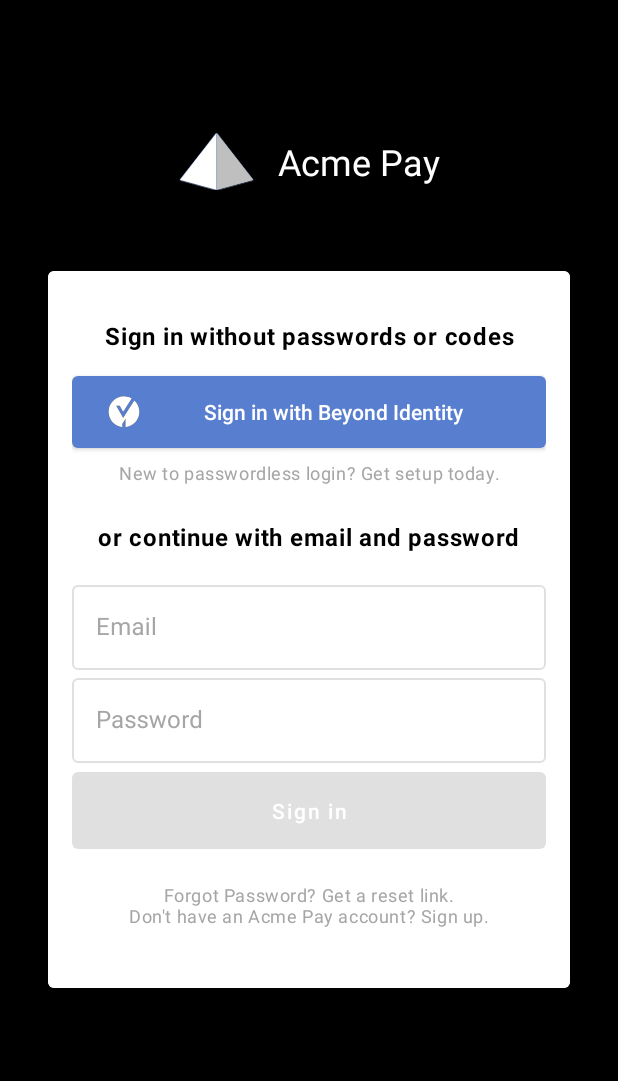
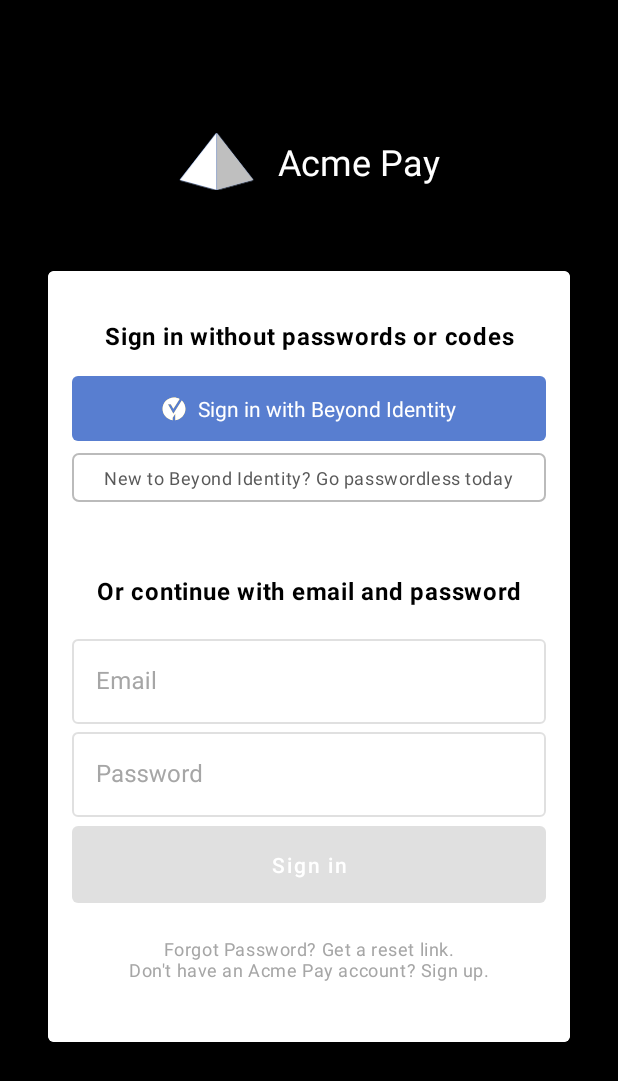
Before and after one commit to gobeyondidentity/bi-sdk-android, an Android app: the screen it shows after launch (SignInActivity), on a phone screen of 412 x 824 dp. Shown: the top 1081 px of the screen. Run offline under Robolectric (Android 15) with nearby library versions, the phone set to English and light mode, and no system bars.

Commit message:
Make changes to the auth view

```diff
--- a/app/src/main/java/com/beyondidentity/authenticator/sdk/android/SignInActivity.kt
+++ b/app/src/main/java/com/beyondidentity/authenticator/sdk/android/SignInActivity.kt
@@ -2,17 +2,17 @@ package com.beyondidentity.authenticator.sdk.android
 
 import androidx.appcompat.app.AppCompatActivity
 import android.os.Bundle
-import com.beyondidentity.authenticator.sdk.AuthenticatorSignInButton
+import com.beyondidentity.authenticator.sdk.AuthView
 
 class SignInActivity : AppCompatActivity() {
     override fun onCreate(savedInstanceState: Bundle?) {
         super.onCreate(savedInstanceState)
         setContentView(R.layout.activity_main)
-        val logInButton = findViewById<AuthenticatorSignInButton>(R.id.my_login_button)
+//        val logInButton = findViewById<AuthView>(R.id.my_login_button)
 
-        logInButton.setPasswordlessLogInListener(
-            loginUrl = "$ACME_CLOUD_URL/start",
-            redirectUrl = "${getString(R.string.app_scheme)}://${getString(R.string.app_host)}",
-        )
+//        logInButton.setPasswordlessLogInListener(
+//            loginUrl = "$ACME_CLOUD_URL/start",
+//            redirectUrl = "${getString(R.string.app_scheme)}://${getString(R.string.app_host)}",
+//        )
     }
 }
--- a/app/src/main/res/layout/activity_main.xml
+++ b/app/src/main/res/layout/activity_main.xml
@@ -70,34 +70,22 @@
                 app:layout_constraintStart_toStartOf="parent"
                 app:layout_constraintTop_toTopOf="parent" />
 
-            <com.beyondidentity.authenticator.sdk.AuthenticatorSignInButton
+            <com.beyondidentity.authenticator.sdk.AuthView
                 android:id="@+id/my_login_button"
                 android:layout_width="match_parent"
                 android:layout_height="wrap_content"
                 android:layout_marginTop="16dp"
                 app:layout_constraintLeft_toLeftOf="parent"
                 app:layout_constraintRight_toRightOf="parent"
-                app:layout_constraintTop_toBottomOf="@id/sign_in_sign_in_no_password"
-                tools:text="@string/authenticator_sign_in_with_beyond_identity" />
+                app:layout_constraintTop_toBottomOf="@id/sign_in_sign_in_no_password"/>
 
-            <com.google.android.material.textview.MaterialTextView
-                android:id="@+id/sign_in_new"
-                android:layout_width="wrap_content"
-                android:layout_height="wrap_content"
-                android:layout_marginTop="8dp"
-                android:text="New to passwordless login? Get setup today."
-                android:textAppearance="@style/TextAppearance.MaterialComponents.Caption"
-                android:textColor="@color/gray"
-                app:layout_constraintEnd_toEndOf="parent"
-                app:layout_constraintStart_toStartOf="parent"
-                app:layout_constraintTop_toBottomOf="@id/my_login_button" />
 
             <com.google.android.material.textview.MaterialTextView
                 android:id="@+id/sign_in_or_with_pass"
                 android:layout_width="wrap_content"
                 android:layout_height="wrap_content"
                 android:layout_marginTop="48dp"
-                android:text="or continue with email and password"
+                android:text="Or continue with email and password"
                 android:textAppearance="@style/TextAppearance.MaterialComponents.Body1"
                 android:textColor="@color/black"
                 android:textStyle="bold"
--- a/authenticator-sdk-android/build.gradle
+++ b/authenticator-sdk-android/build.gradle
@@ -41,7 +41,8 @@ dependencies {
     implementation "org.jetbrains.kotlin:kotlin-stdlib:$kotlin_version"
     implementation 'androidx.core:core-ktx:1.3.2'
     implementation 'androidx.appcompat:appcompat:1.2.0'
-    implementation 'com.google.android.material:material:1.3.0'
+    implementation "androidx.browser:browser:1.3.0"
+    implementation 'androidx.constraintlayout:constraintlayout:2.0.4'
     testImplementation 'junit:junit:4.13.2'
     androidTestImplementation 'androidx.test.ext:junit:1.1.2'
     androidTestImplementation 'androidx.test.espresso:espresso-core:3.3.0'
--- /dev/null
+++ b/authenticator-sdk-android/src/main/java/com/beyondidentity/authenticator/sdk/AuthView.kt
@@ -0,0 +1,47 @@
+package com.beyondidentity.authenticator.sdk
+
+import android.content.Context
+import android.util.AttributeSet
+import android.widget.LinearLayout
+import androidx.constraintlayout.widget.ConstraintLayout
+
+class AuthView : LinearLayout {
+    private lateinit var loginButton: ConstraintLayout
+    private lateinit var signupButton: ConstraintLayout
+
+    constructor(context: Context) : super(context) {
+        initView()
+    }
+
+    constructor(
+        context: Context,
+        attrs: AttributeSet?
+    ) : super(context, attrs) {
+        initView()
+    }
+
+    constructor(
+        context: Context,
+        attrs: AttributeSet?,
+        defStyleAttr: Int
+    ) : super(context, attrs, defStyleAttr) {
+        initView()
+    }
+
+    private fun initView() {
+        inflate(context, R.layout.auth_view, this)
+
+        loginButton = findViewById(R.id.auth_view_sign_in)
+        signupButton = findViewById(R.id.auth_view_sign_up)
+    }
+
+    //    fun setPasswordlessLogInListener(loginUrl: String, redirectUrl: String) {
+    //        setOnClickListener {
+    //            val url = "$loginUrl?redirect=$redirectUrl"
+    //            val builder = CustomTabsIntent.Builder()
+    //
+    //            val customTabsIntent = builder.build()
+    //            customTabsIntent.launchUrl(context, Uri.parse(url))
+    //        }
+    //    }
+}
--- a/authenticator-sdk-android/src/main/java/com/beyondidentity/authenticator/sdk/AuthenticatorSignInButton.kt
+++ /dev/null
@@ -1,43 +0,0 @@
-package com.beyondidentity.authenticator.sdk
-
-import android.content.Context
-import android.content.Intent
-import android.net.Uri
-import android.util.AttributeSet
-import androidx.appcompat.widget.AppCompatButton
-import androidx.core.content.ContextCompat
-
-class AuthenticatorSignInButton : AppCompatButton {
-    constructor(context: Context) : super(context)
-    constructor(context: Context, attrs: AttributeSet?) : super(context, attrs)
-    constructor(context: Context, attrs: AttributeSet?, defStyleAttr: Int) : super(
-        context,
-        attrs,
-        defStyleAttr
-    )
-
-    init {
-        text = context.getString(R.string.authenticator_sign_in_with_beyond_identity)
-        setTextColor(context.getColor(android.R.color.white))
-        background = ContextCompat.getDrawable(context, R.drawable.authenticator_sign_in_background)
-        isAllCaps = false
-        setCompoundDrawablesWithIntrinsicBounds(
-            ContextCompat.getDrawable(context, R.drawable.ic_beyond_identity_icon),
-            null,
-            null,
-            null
-        )
-        compoundDrawablePadding = 16
-    }
-
-    fun setPasswordlessLogInListener(loginUrl: String, redirectUrl: String) {
-        setOnClickListener {
-            context.startActivity(
-                Intent(
-                    Intent.ACTION_VIEW,
-                    Uri.parse("$loginUrl?redirect=$redirectUrl")
-                )
-            )
-        }
-    }
-}
--- /dev/null
+++ b/authenticator-sdk-android/src/main/res/drawable/primary_text_background.xml
@@ -0,0 +1,9 @@
+<ripple xmlns:android="http://schemas.android.com/apk/res/android"
+    android:color="?attr/colorControlHighlight">
+    <item android:id="@android:id/background">
+        <shape>
+            <solid android:color="@color/authenticator_primary" />
+            <corners android:radius="4dp" />
+        </shape>
+    </item>
+</ripple>
--- /dev/null
+++ b/authenticator-sdk-android/src/main/res/drawable/secondary_text_background.xml
@@ -0,0 +1,14 @@
+<?xml version="1.0" encoding="utf-8"?>
+<ripple xmlns:android="http://schemas.android.com/apk/res/android"
+    android:color="?attr/colorControlHighlight">
+    <item android:id="@android:id/background">
+        <shape>
+            <solid android:color="@android:color/transparent" />
+            <stroke
+                android:width="1dp"
+                android:color="#BBBBBB" />
+
+            <corners android:radius="4dp" />
+        </shape>
+    </item>
+</ripple>
--- /dev/null
+++ b/authenticator-sdk-android/src/main/res/layout/auth_view.xml
@@ -0,0 +1,89 @@
+<?xml version="1.0" encoding="utf-8"?>
+<androidx.constraintlayout.widget.ConstraintLayout xmlns:android="http://schemas.android.com/apk/res/android"
+    xmlns:app="http://schemas.android.com/apk/res-auto"
+    android:layout_width="match_parent"
+    android:layout_height="wrap_content">
+
+    <androidx.constraintlayout.widget.ConstraintLayout
+        android:id="@+id/auth_view_sign_in"
+        android:layout_width="match_parent"
+        android:layout_height="wrap_content"
+        android:background="@drawable/primary_text_background"
+        android:clickable="true"
+        android:focusable="true"
+        android:foreground="?android:attr/selectableItemBackgroundBorderless"
+        android:gravity="center"
+        android:orientation="horizontal"
+        android:padding="12dp"
+        app:layout_constraintEnd_toEndOf="parent"
+        app:layout_constraintStart_toStartOf="parent"
+        app:layout_constraintTop_toTopOf="parent">
+
+        <androidx.appcompat.widget.AppCompatImageView
+            android:id="@+id/auth_view_sign_in_ic"
+            android:layout_width="16dp"
+            android:layout_height="16dp"
+            android:layout_marginEnd="8dp"
+            app:layout_constraintBottom_toBottomOf="parent"
+            app:layout_constraintEnd_toStartOf="@+id/auth_view_sign_in_text"
+            app:layout_constraintHorizontal_chainStyle="packed"
+            app:layout_constraintStart_toStartOf="parent"
+            app:layout_constraintTop_toTopOf="parent"
+            app:layout_constraintVertical_chainStyle="packed"
+            app:srcCompat="@drawable/ic_beyond_identity_icon" />
+
+        <androidx.appcompat.widget.AppCompatTextView
+            android:id="@+id/auth_view_sign_in_text"
+            android:layout_width="wrap_content"
+            android:layout_height="match_parent"
+            android:text="@string/authenticator_sign_in_with_beyond_identity"
+            android:textColor="#fff"
+            app:layout_constraintBottom_toBottomOf="parent"
+            app:layout_constraintEnd_toEndOf="parent"
+            app:layout_constraintStart_toEndOf="@+id/auth_view_sign_in_ic"
+            app:layout_constraintTop_toTopOf="parent"
+            app:layout_constraintVertical_chainStyle="packed" />
+    </androidx.constraintlayout.widget.ConstraintLayout>
+
+    <androidx.constraintlayout.widget.ConstraintLayout
+        android:id="@+id/auth_view_sign_up"
+        android:layout_width="match_parent"
+        android:layout_height="wrap_content"
+        android:layout_marginTop="8dp"
+        android:background="@drawable/secondary_text_background"
+        android:clickable="true"
+        android:focusable="true"
+        android:foreground="?android:attr/selectableItemBackgroundBorderless"
+        android:padding="8dp"
+        app:layout_constraintEnd_toEndOf="parent"
+        app:layout_constraintStart_toStartOf="parent"
+        app:layout_constraintTop_toBottomOf="@id/auth_view_sign_in">
+
+        <androidx.appcompat.widget.AppCompatTextView
+            android:id="@+id/auth_view_sign_up_text"
+            android:layout_width="wrap_content"
+            android:layout_height="match_parent"
+            android:backgroundTint="#BBBBBB"
+            android:gravity="center"
+            android:text="@string/authenticator_sign_up_with_beyond_identity"
+            android:textAppearance="@style/TextAppearance.MaterialComponents.Caption"
+            android:textColor="#595959"
+            app:layout_constraintBottom_toBottomOf="parent"
+            app:layout_constraintEnd_toStartOf="@+id/auth_view_sign_up_ic"
+            app:layout_constraintHorizontal_chainStyle="packed"
+            app:layout_constraintStart_toStartOf="parent"
+            app:layout_constraintTop_toTopOf="parent"
+            app:layout_constraintVertical_chainStyle="packed" />
+
+        <androidx.appcompat.widget.AppCompatImageView
+            android:id="@+id/auth_view_sign_up_ic"
+            android:layout_width="1dp"
+            android:layout_height="1dp"
+            app:layout_constraintBottom_toBottomOf="parent"
+            app:layout_constraintEnd_toEndOf="parent"
+            app:layout_constraintHorizontal_chainStyle="packed"
+            app:layout_constraintStart_toEndOf="@+id/auth_view_sign_up_text"
+            app:layout_constraintTop_toTopOf="parent"
+            app:layout_constraintVertical_chainStyle="packed" />
+    </androidx.constraintlayout.widget.ConstraintLayout>
+</androidx.constraintlayout.widget.ConstraintLayout>
--- a/authenticator-sdk-android/src/main/res/values/strings.xml
+++ b/authenticator-sdk-android/src/main/res/values/strings.xml
@@ -1,4 +1,5 @@
 <?xml version="1.0" encoding="utf-8"?>
 <resources>
     <string name="authenticator_sign_in_with_beyond_identity">Sign in with Beyond Identity</string>
+    <string name="authenticator_sign_up_with_beyond_identity">New to Beyond Identity? Go passwordless today</string>
 </resources>
```
